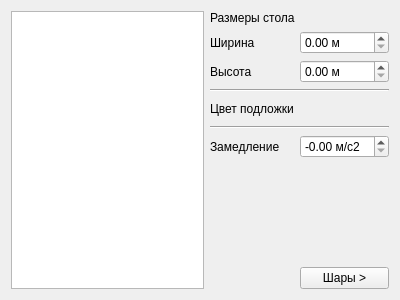
Above: gui/tablewidget.ui from moevm/gui-1h2017-19 before the change. Below: the same form after it.
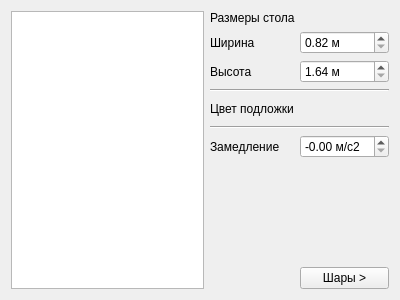
That is the form after the change.

Commit message: Добавил отображение стола на первую .ui (на TableWidget).

What changed in the file:
```diff
--- a/gui/tablewidget.ui
+++ b/gui/tablewidget.ui
@@ -36,6 +36,15 @@
      <property name="suffix">
       <string> м</string>
      </property>
+     <property name="minimum">
+      <double>0.820000000000000</double>
+     </property>
+     <property name="maximum">
+      <double>1.770000000000000</double>
+     </property>
+     <property name="singleStep">
+      <double>0.010000000000000</double>
+     </property>
     </widget>
    </item>
    <item row="2" column="1">
@@ -50,6 +59,15 @@
      <property name="suffix">
       <string> м</string>
      </property>
+     <property name="minimum">
+      <double>1.640000000000000</double>
+     </property>
+     <property name="maximum">
+      <double>3.550000000000000</double>
+     </property>
+     <property name="singleStep">
+      <double>0.010000000000000</double>
+     </property>
     </widget>
    </item>
    <item row="3" column="1" colspan="2">
```
The commit also changes 6 other files.
